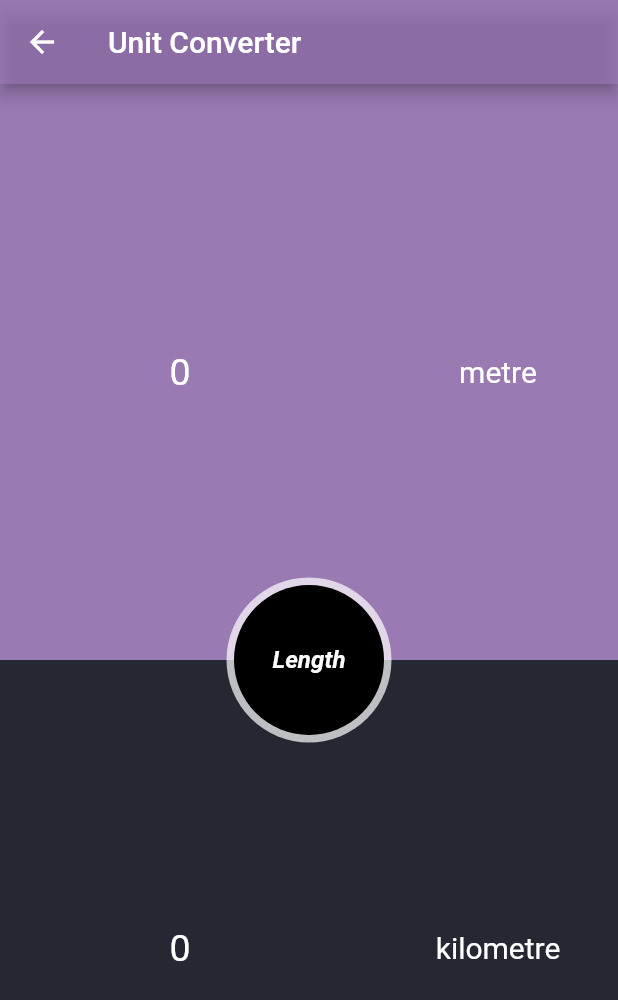
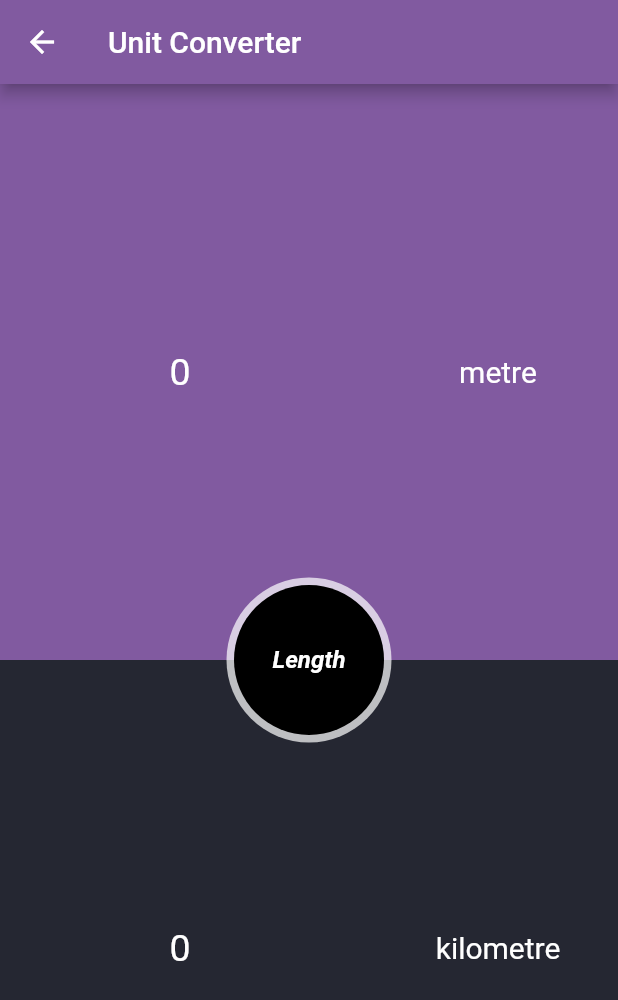
Before and after one commit to ararajs/scientific_calc, a Flutter app: the ConversionPage screen opened directly, on a phone screen of 412 x 824 dp. Shown: the top 1000 px of the screen. Run offline on Flutter 3.47's test engine with Material 2 defaults, Android fonts, the phone set to English and light mode, and no system bars; our stand-ins replace font_awesome_flutter, google_fonts, lite_rolling_switch, math_expressions, petitparser, shared_preferences and 1 more; missing offline and left inert: complex, extended_math, linalg, scidart; accounts and stored records are empty.

Commit message:
Final 6.1

```diff
--- a/lib/Utilities/ui_colors.dart
+++ b/lib/Utilities/ui_colors.dart
@@ -5,5 +5,5 @@ Color darkBackgroundColor = Color.fromRGBO(37,39,50,1.0);
 Color lightBackgroundColor = Color(0xff455a64);
 Color veryLightButtonColor = Color(0xffa5d6a7);
 Color lightButtonColor = Color(0xff43a047);
-Color darkButtonColor = Color.fromRGBO(129, 90, 160, 0.8);
+Color darkButtonColor = Color.fromRGBO(129, 90, 160, 1);
 Color veryDarkButtonColor = Color(0xff113e14);
--- a/lib/converter_page.dart
+++ b/lib/converter_page.dart
@@ -79,7 +79,7 @@ class _ConversionPageState extends State<ConversionPage> {
     return Scaffold(
     appBar: AppBar(
        title: Text('Unit Converter'),
-      backgroundColor: Color.fromRGBO(129, 90, 160, 0.8),
+      backgroundColor: Color.fromRGBO(129, 90, 160, 1),
     ),
        body:  Stack(
         children: <Widget>[
--- a/lib/quadratic.dart
+++ b/lib/quadratic.dart
@@ -32,7 +32,7 @@ class TabsPage extends StatelessWidget {
       length: 4,
       child: Scaffold(
         appBar: AppBar(
-          backgroundColor: Color.fromRGBO(129, 90, 160, 0.8),
+          backgroundColor: Color.fromRGBO(129, 90, 160, 1),
           title: Text('Quadratic Equation'),
           bottom: TabBar(
             tabs: <Widget>[
--- a/lib/settingspage.dart
+++ b/lib/settingspage.dart
@@ -13,6 +13,7 @@ class SettingPage extends StatelessWidget {
     final mathModel = Provider.of<MathModel>(context, listen: false);
     return Scaffold(
       appBar: AppBar(
+        backgroundColor: Color.fromRGBO(129, 90, 160, 1),
         leading: IconButton(
           icon: Icon(Icons.arrow_back,),
           onPressed: () {
```
